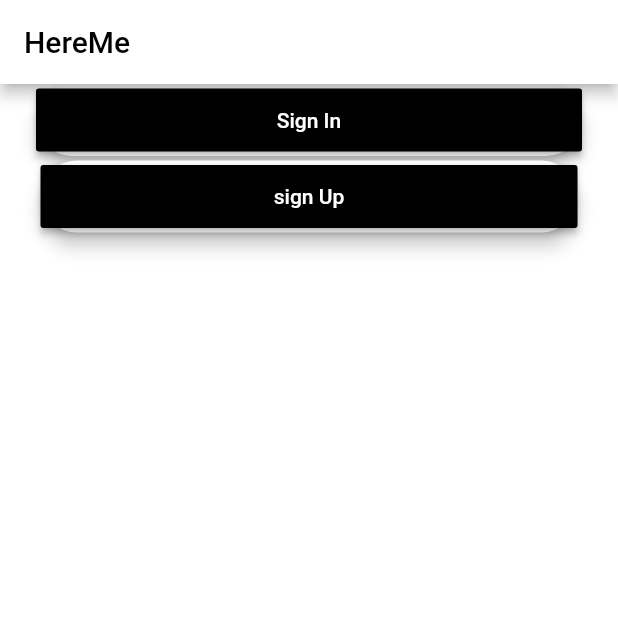
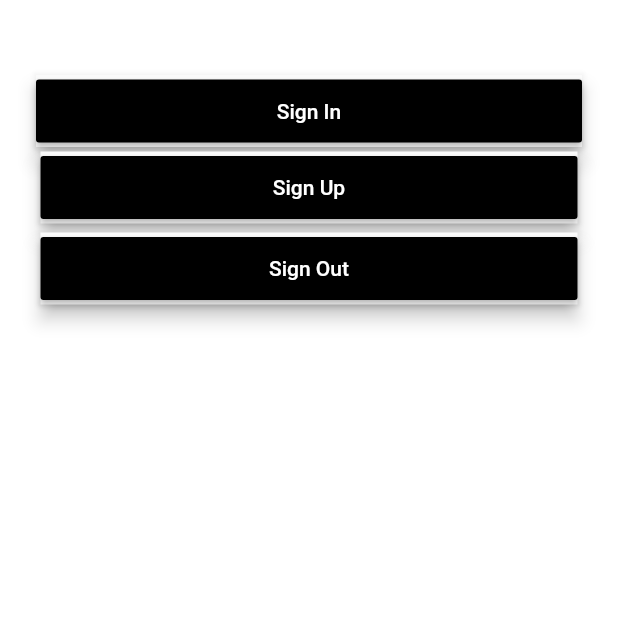
Before and after one commit to TVCCYA/HereMe, a Flutter app: the screen it shows after launch, on a phone screen of 412 x 824 dp, the top half of it. Run offline on Flutter 3.47's test engine with Material 2 defaults, Android fonts, the light colour scheme and no system bars; our stand-ins replace cloud_firestore, firebase_auth; accounts and stored records are empty.

Commit message:
sign up w/ authentication

```diff
--- /dev/null
+++ b/hereme_flutter/lib/SignUp&In/InitialPage.dart
@@ -0,0 +1,97 @@
+import 'package:flutter/material.dart';
+import 'package:hereme_flutter/SignUp&In/SignIn.dart';
+import 'package:hereme_flutter/SignUp&In/SignUp.dart';
+import 'package:firebase_auth/firebase_auth.dart';
+
+class InitialPage extends StatefulWidget {
+  InitialPage({Key key}) : super(key: key);
+  @override
+  _InitialPageState createState() => _InitialPageState();
+}
+
+class _InitialPageState extends State<InitialPage>{
+
+  @override
+  void initState() {
+    super.initState();
+  }
+
+  @override
+  Widget build(BuildContext context) {
+    final signInButton = Padding(
+      padding: EdgeInsets.symmetric(vertical: 0.0),
+      child: Material(
+        shadowColor: Colors.black,
+        elevation: 5.0,
+        child: MaterialButton(
+          minWidth: 200.0,
+          height: 42.0,
+          onPressed: () {
+//            _signInWithEmail();
+          },
+          color: Colors.black,
+          child: Text('Sign In', style: TextStyle(color: Colors.white)),
+        ),
+      ),
+    );
+
+    final SignUpButton = Padding(
+      padding: EdgeInsets.all(3.0),
+      child: Material(
+        shadowColor: Colors.black,
+        elevation: 5.0,
+        child: MaterialButton(
+          minWidth: 300.0,
+          height: 42.0,
+          onPressed: () {
+            Navigator.push(
+              context,
+              MaterialPageRoute(builder: (context) => SignUp()),
+            );
+          },
+          color: Colors.black,
+          child: Text('Sign Up', style: TextStyle(color: Colors.white)),
+        ),
+      ),
+    );
+
+    //todo remove this function and import when appropriate
+    final emailLogout = Padding(
+      padding: EdgeInsets.all(3.0),
+      child: Material(
+        shadowColor: Colors.black,
+        elevation: 5.0,
+        child: MaterialButton(
+          minWidth: 300.0,
+          height: 42.0,
+          onPressed: () {
+            final FirebaseAuth _auth = FirebaseAuth.instance;
+            setState(() {
+              _auth.signOut().catchError((error) {
+                print("error signing out i guess :/");
+              }).then((_){
+                print("successful logout");
+              });
+            });
+          },
+          color: Colors.black,
+          child: Text('Sign Out', style: TextStyle(color: Colors.white)),
+        ),
+      ),
+    );
+
+    return Scaffold(
+      backgroundColor: Colors.white,
+      body: new ListView(
+        reverse: false,
+        padding: EdgeInsets.only(left: 24.0, right: 24.0),
+        children: <Widget>[
+          SizedBox(height: 50.0),
+          signInButton,
+          SignUpButton,
+          emailLogout
+        ].toList(),
+      ),
+    );
+  }
+}
--- /dev/null
+++ b/hereme_flutter/lib/SignUp&In/SignIn.dart
@@ -0,0 +1 @@
+import 'package:flutter/material.dart';
--- a/hereme_flutter/lib/SignUp/InitialPage.dart
+++ /dev/null
@@ -1,119 +0,0 @@
-import 'package:flutter/material.dart';
-
-class InitialPage extends StatefulWidget {
-
-  InitialPage({Key key}) : super(key: key);
-  @override
-  _InitialPageState createState() => _InitialPageState();
-}
-
-class _InitialPageState extends State<InitialPage> with SingleTickerProviderStateMixin{
-  final emailInput = TextEditingController();
-  final passwordInput = TextEditingController();
-
-  @override
-  void initState() {
-    super.initState();
-  }
-
-  @override
-  Widget build(BuildContext context) {
-    final signIn = Padding(
-      padding: EdgeInsets.symmetric(vertical: 0.0),
-      child: Material(
-        borderRadius: BorderRadius.circular(30.0),
-        shadowColor: Colors.black,
-        elevation: 5.0,
-        child: MaterialButton(
-          minWidth: 200.0,
-          height: 42.0,
-          onPressed: () {
-//            _signInWithEmail();
-          },
-          color: Colors.black,
-          child: Text('Sign In', style: TextStyle(color: Colors.white)),
-        ),
-      ),
-    );
-    final SignUp = Padding(
-              padding: EdgeInsets.all(3.0),
-              child: Material(
-                borderRadius: BorderRadius.circular(30.0),
-                shadowColor: Colors.black,
-                elevation: 5.0,
-                child: MaterialButton(
-                  minWidth: 300.0,
-                  height: 42.0,
-                  onPressed: () => _signUp(),
-                  color: Colors.black,
-                  child: Text('sign Up',
-                      style: TextStyle(color: Colors.white)),
-                ),
-              ),
-    );
-
-    return Scaffold(
-      appBar: new AppBar(
-        title: new Text(
-          'HereMe',
-          style: new TextStyle(color: Colors.black),
-        ),
-        backgroundColor: Colors.white,
-      ),
-      backgroundColor: Colors.white,
-      body: new ListView(
-          reverse: false,
-          padding: EdgeInsets.only(left: 24.0, right: 24.0),
-          children: <Widget>[
-//            SizedBox(height: 5.0),
-            signIn,
-            SignUp,
-          ].toList(),
-        ),
-    );
-  }
-
-
-
-  Future _signUp() async {
-
-    if(passwordInput.text.length >= 6){
-
-//      var route = new MaterialPageRoute(
-//          builder: (BuildContext context) => new createUser(
-//            value: happy,
-//            primary: primarySchoolColor,
-//            secondary: secondarySchoolColor,
-//            email: emailInput.text,
-//            password: passwordInput.text,
-//          ));
-//      Navigator.of(context).push(route);
-    } else {
-      showDialog(
-          context: context,
-          builder: (_) => new AlertDialog(
-              content: new Text(
-                "Your Password Must Be Six Characters Long",
-              ),
-              actions: <Widget>[
-                new FlatButton(
-                  child: new Text("Ok"),
-                  color: Colors.black,
-                  onPressed: () {
-                    Navigator.of(context).pop();
-                  },
-                )
-              ]
-          )
-      );
-    };
-  }
-
-//  @override
-//  void dispose() {
-//    // Clean up the controller when the Widget is disposed
-////    emailInput.dispose();
-////    passwordInput.dispose();
-//    super.dispose();
-//  }
-}
```
Also changed, not shown: hereme_flutter/lib/SignUp&In/PhotoAdd.dart (added, +61 -0 lines), hereme_flutter/lib/SignUp&In/SignUp.dart (added, +344 -0 lines), hereme_flutter/lib/main.dart (+3 -8 lines), hereme_flutter/pubspec.yaml (+10 -0 lines), hereme_flutter/fonts/Berlin-Sans.ttf (added), hereme_flutter/images/polaroidProPic180.png (added), 2 other files.
